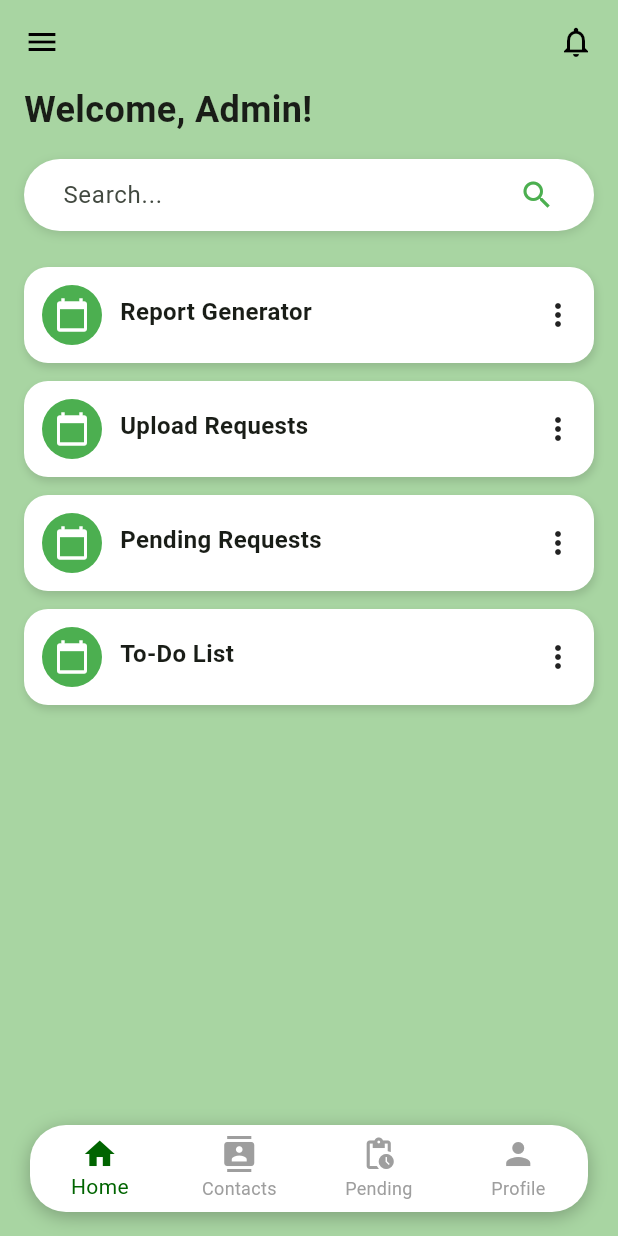
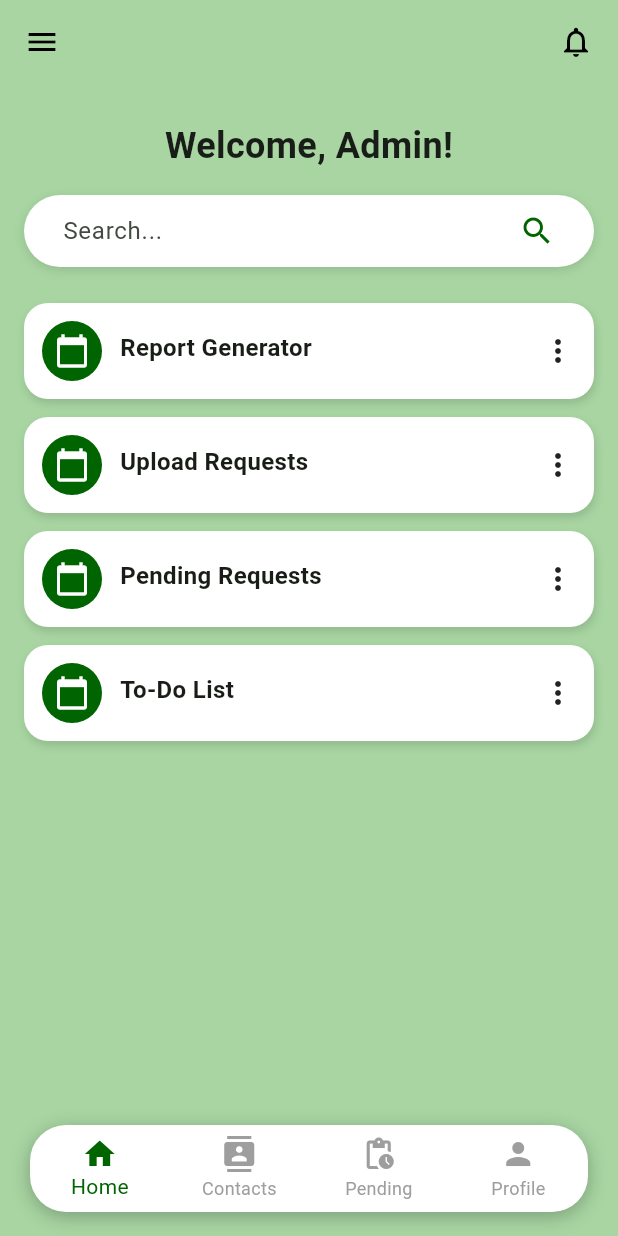
Before and after one commit to maruf681/Mil-Access-, a Flutter app: the screen it shows after launch, on a phone screen of 412 x 824 dp. Run offline on Flutter 3.47's test engine with Material 3 defaults, Android fonts, the phone set to English and light mode, and no system bars.

Commit message:
Update ahqhome.dart

```diff
--- a/lib/ahqhome.dart
+++ b/lib/ahqhome.dart
@@ -1,4 +1,8 @@
 import 'package:flutter/material.dart';
+import 'ammunition_report.dart';
+import 'report_type.dart';
+
+
 
 void main() {
   runApp(const AHQHome());
@@ -42,15 +46,18 @@ class AdminDashboard extends StatelessWidget {
       body: Padding(
         padding: const EdgeInsets.symmetric(horizontal: 16),
         child: Column(
-          crossAxisAlignment: CrossAxisAlignment.start,
+          crossAxisAlignment: CrossAxisAlignment.center, // Center all horizontally
           children: [
+            const SizedBox(height: 24),
             const Text(
               'Welcome, Admin!',
+              textAlign: TextAlign.center,
               style: TextStyle(fontSize: 24, fontWeight: FontWeight.bold),
             ),
             const SizedBox(height: 16),
             // Search bar
             Container(
+              width: double.infinity, // Stretch to full width if needed
               padding: const EdgeInsets.symmetric(horizontal: 26),
               decoration: BoxDecoration(
                 color: Colors.white,
@@ -73,13 +80,25 @@ class AdminDashboard extends StatelessWidget {
                       ),
                     ),
                   ),
-                  Icon(Icons.search, color: Colors.green),
+                  Icon(Icons.search, color: const Color(0xFF006400)),
                 ],
               ),
             ),
             const SizedBox(height: 24),
             // Cards
-            const DashboardCard(title: 'Report Generator'),
+            DashboardCard(
+              title: 'Report Generator',
+              onTap: () {
+                Navigator.push(
+                  context,
+                  MaterialPageRoute(
+                    builder: (context) => const ReportTypeSelectorPage(),
+                  ),
+                );
+              },
+            ),
+
+
             const DashboardCard(title: 'Upload Requests'),
             const DashboardCard(title: 'Pending Requests'),
             const DashboardCard(title: 'To-Do List'),
@@ -92,12 +111,16 @@ class AdminDashboard extends StatelessWidget {
 
 class DashboardCard extends StatelessWidget {
   final String title;
+  final VoidCallback? onTap;
 
-  const DashboardCard({super.key, required this.title});
+  const DashboardCard({Key? key, required this.title, this.onTap}) : super(key: key);
+
 
   @override
   Widget build(BuildContext context) {
-    return Container(
+    return GestureDetector(
+      onTap: onTap,
+      child: Container(
         margin: const EdgeInsets.only(bottom: 12),
         padding: const EdgeInsets.all(12),
         decoration: BoxDecoration(
@@ -114,7 +137,7 @@ class DashboardCard extends StatelessWidget {
         child: Row(
           children: [
             const CircleAvatar(
-            backgroundColor: Colors.green,
+              backgroundColor: const Color(0xFF006400),
               child: Icon(Icons.calendar_today, color: Colors.white),
             ),
             const SizedBox(width: 12),
@@ -132,6 +155,8 @@ class DashboardCard extends StatelessWidget {
             const Icon(Icons.more_vert),
           ],
         ),
+      ),
     );
+
   }
 }
```
Lines whose indentation alone changed are shown as unchanged.
